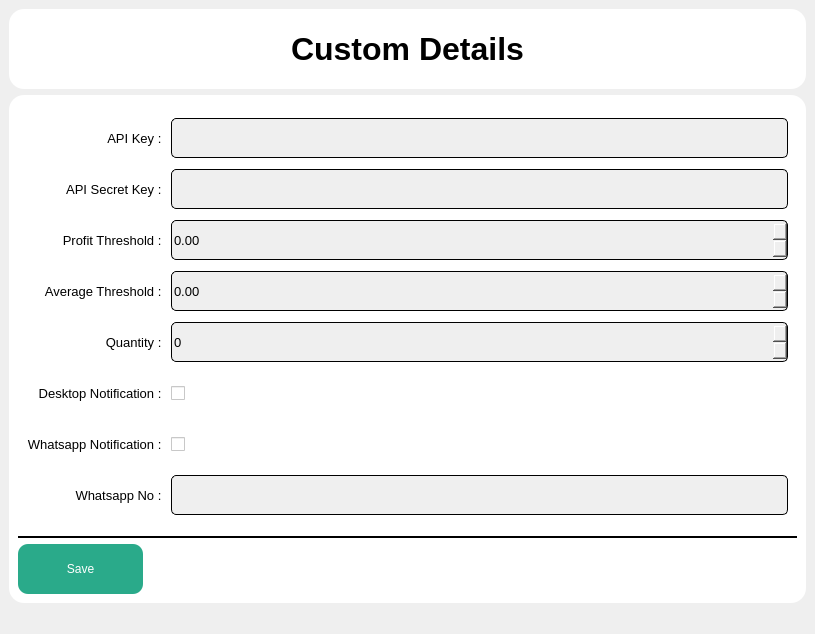
Above: UIFiles/customDetails.ui from ShubhamMandavkar/TYLiveProjectt-StockAutomationSystem before the change. Below: the same form after it.
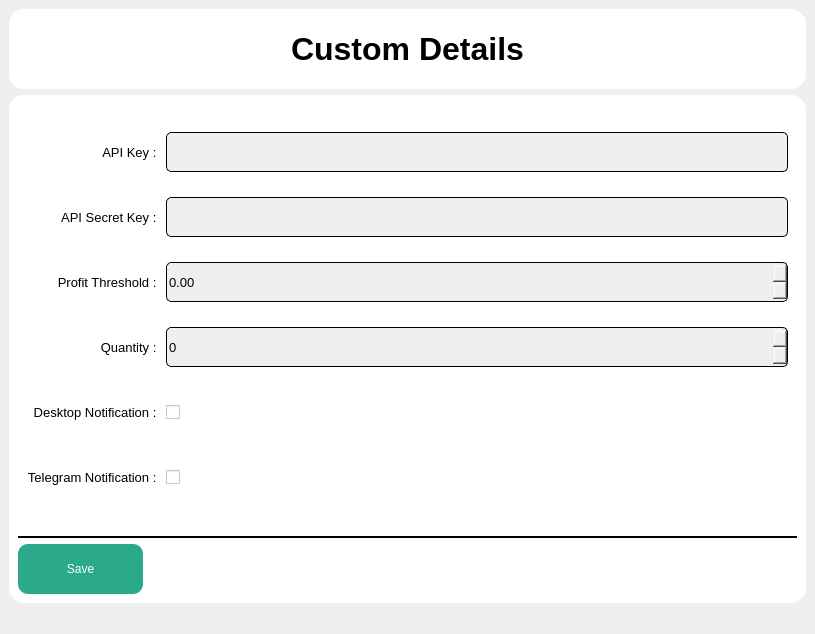
That is the form after the change.

Commit message: user can set whether to get desktop and telegram notification or not

The edit to the form file:
```diff
--- a/UIFiles/customDetails.ui
+++ b/UIFiles/customDetails.ui
@@ -84,59 +84,30 @@
           <enum>QFrame::Raised</enum>
          </property>
          <layout class="QGridLayout" name="gridLayout">
-          <item row="7" column="0">
-           <widget class="QLabel" name="lblWhatsappNo">
+          <item row="2" column="0">
+           <widget class="QLabel" name="lbProfitThrld">
             <property name="font">
              <font>
               <pointsize>10</pointsize>
              </font>
             </property>
             <property name="text">
-             <string>Whatsapp No : </string>
+             <string>Profit Threshold : </string>
             </property>
             <property name="alignment">
              <set>Qt::AlignRight|Qt::AlignTrailing|Qt::AlignVCenter</set>
             </property>
            </widget>
           </item>
-          <item row="0" column="1">
-           <widget class="QLineEdit" name="leApiKey">
-            <property name="minimumSize">
-             <size>
-              <width>0</width>
-              <height>40</height>
-             </size>
-            </property>
-            <property name="maximumSize">
-             <size>
-              <width>16777215</width>
-              <height>40</height>
-             </size>
-            </property>
-            <property name="font">
-             <font>
-              <pointsize>10</pointsize>
-             </font>
-            </property>
-            <property name="styleSheet">
-             <string notr="true">QLineEdit{
-	color: rgb(0, 0, 0);
-	background-color: rgb(239, 239, 239);
-	border : 1px solid black;
-	border-radius : 5px;
-}</string>
-            </property>
-           </widget>
-          </item>
-          <item row="3" column="0">
-           <widget class="QLabel" name="lblAverageThrld">
+          <item row="1" column="0">
+           <widget class="QLabel" name="lblApiSecretKey">
             <property name="font">
              <font>
               <pointsize>10</pointsize>
              </font>
             </property>
             <property name="text">
-             <string>Average Threshold : </string>
+             <string>API Secret Key : </string>
             </property>
             <property name="alignment">
              <set>Qt::AlignRight|Qt::AlignTrailing|Qt::AlignVCenter</set>
@@ -144,6 +115,21 @@
            </widget>
           </item>
           <item row="5" column="0">
+           <widget class="QLabel" name="lblTelegramNoti">
+            <property name="font">
+             <font>
+              <pointsize>10</pointsize>
+             </font>
+            </property>
+            <property name="text">
+             <string>Telegram Notification : </string>
+            </property>
+            <property name="alignment">
+             <set>Qt::AlignRight|Qt::AlignTrailing|Qt::AlignVCenter</set>
+            </property>
+           </widget>
+          </item>
+          <item row="4" column="0">
            <widget class="QLabel" name="lblDesktopNoti">
             <property name="font">
              <font>
@@ -158,6 +144,37 @@
             </property>
            </widget>
           </item>
+          <item row="5" column="1">
+           <widget class="QCheckBox" name="cbTelegramNoti">
+            <property name="sizePolicy">
+             <sizepolicy hsizetype="Preferred" vsizetype="Preferred">
+              <horstretch>0</horstretch>
+              <verstretch>0</verstretch>
+             </sizepolicy>
+            </property>
+            <property name="minimumSize">
+             <size>
+              <width>0</width>
+              <height>40</height>
+             </size>
+            </property>
+            <property name="maximumSize">
+             <size>
+              <width>16777215</width>
+              <height>40</height>
+             </size>
+            </property>
+            <property name="styleSheet">
+             <string notr="true">QCheckBox{
+	color: rgb(0, 0, 0);
+	background-color: rgb(255, 255, 255);
+}</string>
+            </property>
+            <property name="text">
+             <string/>
+            </property>
+           </widget>
+          </item>
           <item row="2" column="1">
            <widget class="QDoubleSpinBox" name="dsbProfitThrld">
             <property name="sizePolicy">
@@ -193,6 +210,37 @@
             </property>
            </widget>
           </item>
+          <item row="4" column="1">
+           <widget class="QCheckBox" name="cbDesktopNoti">
+            <property name="sizePolicy">
+             <sizepolicy hsizetype="Preferred" vsizetype="Preferred">
+              <horstretch>0</horstretch>
+              <verstretch>0</verstretch>
+             </sizepolicy>
+            </property>
+            <property name="minimumSize">
+             <size>
+              <width>0</width>
+              <height>40</height>
+             </size>
+            </property>
+            <property name="maximumSize">
+             <size>
+              <width>16777215</width>
+              <height>40</height>
+             </size>
+            </property>
+            <property name="styleSheet">
+             <string notr="true">QCheckBox{
+	color: rgb(0, 0, 0);
+	background-color: rgb(255, 255, 255);
+}</string>
+            </property>
+            <property name="text">
+             <string/>
+            </property>
+           </widget>
+          </item>
           <item row="1" column="1">
            <widget class="QLineEdit" name="leApiSecretKey">
             <property name="sizePolicy">
@@ -228,87 +276,6 @@
             </property>
            </widget>
           </item>
-          <item row="6" column="1">
-           <widget class="QCheckBox" name="cbWhatsappNoti">
-            <property name="sizePolicy">
-             <sizepolicy hsizetype="Preferred" vsizetype="Preferred">
-              <horstretch>0</horstretch>
-              <verstretch>0</verstretch>
-             </sizepolicy>
-            </property>
-            <property name="minimumSize">
-             <size>
-              <width>0</width>
-              <height>40</height>
-             </size>
-            </property>
-            <property name="maximumSize">
-             <size>
-              <width>16777215</width>
-              <height>40</height>
-             </size>
-            </property>
-            <property name="styleSheet">
-             <string notr="true">QCheckBox{
-	color: rgb(0, 0, 0);
-	background-color: rgb(255, 255, 255);
-}</string>
-            </property>
-            <property name="text">
-             <string/>
-            </property>
-           </widget>
-          </item>
-          <item row="4" column="0">
-           <widget class="QLabel" name="lblQuantity">
-            <property name="font">
-             <font>
-              <pointsize>10</pointsize>
-             </font>
-            </property>
-            <property name="text">
-             <string>Quantity : </string>
-            </property>
-            <property name="alignment">
-             <set>Qt::AlignRight|Qt::AlignTrailing|Qt::AlignVCenter</set>
-            </property>
-           </widget>
-          </item>
-          <item row="4" column="1">
-           <widget class="QSpinBox" name="sbQuantity">
-            <property name="sizePolicy">
-             <sizepolicy hsizetype="Preferred" vsizetype="Preferred">
-              <horstretch>0</horstretch>
-              <verstretch>0</verstretch>
-             </sizepolicy>
-            </property>
-            <property name="minimumSize">
-             <size>
-              <width>0</width>
-              <height>40</height>
-             </size>
-            </property>
-            <property name="maximumSize">
-             <size>
-              <width>16777215</width>
-              <height>40</height>
-             </size>
-            </property>
-            <property name="font">
-             <font>
-              <pointsize>10</pointsize>
-             </font>
-            </property>
-            <property name="styleSheet">
-             <string notr="true">QSpinBox{
-	color: rgb(0, 0, 0);
-	background-color: rgb(239, 239, 239);
-	border : 1px solid black;
-	border-radius : 5px;
-}</string>
-            </property>
-           </widget>
-          </item>
           <item row="0" column="0">
            <widget class="QLabel" name="lblApiKey">
             <property name="font">
@@ -324,60 +291,23 @@
             </property>
            </widget>
           </item>
-          <item row="1" column="0">
-           <widget class="QLabel" name="lblApiSecretKey">
+          <item row="3" column="0">
+           <widget class="QLabel" name="lblQuantity">
             <property name="font">
              <font>
               <pointsize>10</pointsize>
              </font>
             </property>
             <property name="text">
-             <string>API Secret Key : </string>
+             <string>Quantity : </string>
             </property>
             <property name="alignment">
              <set>Qt::AlignRight|Qt::AlignTrailing|Qt::AlignVCenter</set>
             </property>
            </widget>
           </item>
-          <item row="5" column="1">
-           <widget class="QCheckBox" name="cbDesktopNoti">
-            <property name="sizePolicy">
-             <sizepolicy hsizetype="Preferred" vsizetype="Preferred">
-              <horstretch>0</horstretch>
-              <verstretch>0</verstretch>
-             </sizepolicy>
-            </property>
-            <property name="minimumSize">
-             <size>
-              <width>0</width>
-              <height>40</height>
-             </size>
-            </property>
-            <property name="maximumSize">
-             <size>
-              <width>16777215</width>
-              <height>40</height>
-             </size>
-            </property>
-            <property name="styleSheet">
-             <string notr="true">QCheckBox{
-	color: rgb(0, 0, 0);
-	background-color: rgb(255, 255, 255);
-}</string>
-            </property>
-            <property name="text">
-             <string/>
-            </property>
-           </widget>
-          </item>
-          <item row="7" column="1">
-           <widget class="QLineEdit" name="leWhatsappNo">
-            <property name="sizePolicy">
-             <sizepolicy hsizetype="Preferred" vsizetype="Preferred">
-              <horstretch>0</horstretch>
-              <verstretch>0</verstretch>
-             </sizepolicy>
-            </property>
+          <item row="0" column="1">
+           <widget class="QLineEdit" name="leApiKey">
             <property name="minimumSize">
              <size>
               <width>0</width>
@@ -405,38 +335,8 @@
             </property>
            </widget>
           </item>
-          <item row="2" column="0">
-           <widget class="QLabel" name="lbProfitThrld">
-            <property name="font">
-             <font>
-              <pointsize>10</pointsize>
-             </font>
-            </property>
-            <property name="text">
-             <string>Profit Threshold : </string>
-            </property>
-            <property name="alignment">
-             <set>Qt::AlignRight|Qt::AlignTrailing|Qt::AlignVCenter</set>
-            </property>
-           </widget>
-          </item>
-          <item row="6" column="0">
-           <widget class="QLabel" name="lblWhatsappNoti">
-            <property name="font">
-             <font>
-              <pointsize>10</pointsize>
-             </font>
-            </property>
-            <property name="text">
-             <string>Whatsapp Notification : </string>
-            </property>
-            <property name="alignment">
-             <set>Qt::AlignRight|Qt::AlignTrailing|Qt::AlignVCenter</set>
-            </property>
-           </widget>
-          </item>
           <item row="3" column="1">
-           <widget class="QDoubleSpinBox" name="dsbAverageThrld">
+           <widget class="QSpinBox" name="sbQuantity">
             <property name="sizePolicy">
              <sizepolicy hsizetype="Preferred" vsizetype="Preferred">
               <horstretch>0</horstretch>
@@ -461,7 +361,7 @@
              </font>
             </property>
             <property name="styleSheet">
-             <string notr="true">QDoubleSpinBox{
+             <string notr="true">QSpinBox{
 	color: rgb(0, 0, 0);
 	background-color: rgb(239, 239, 239);
 	border : 1px solid black;
```
The commit also changes 22 other files.
